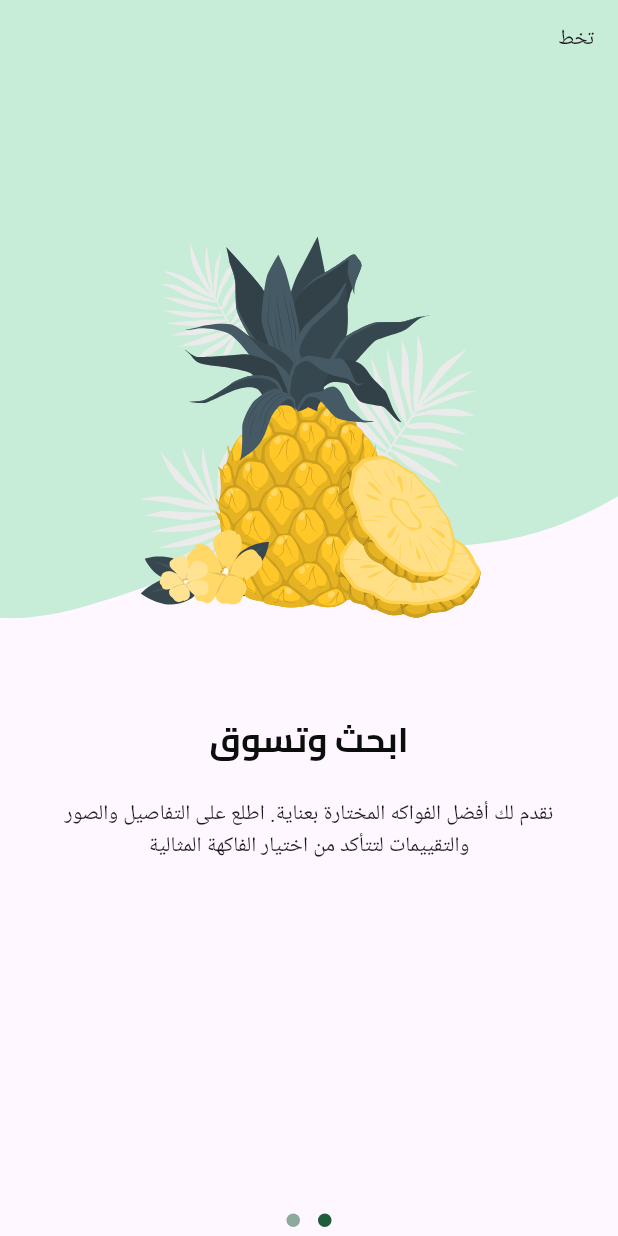
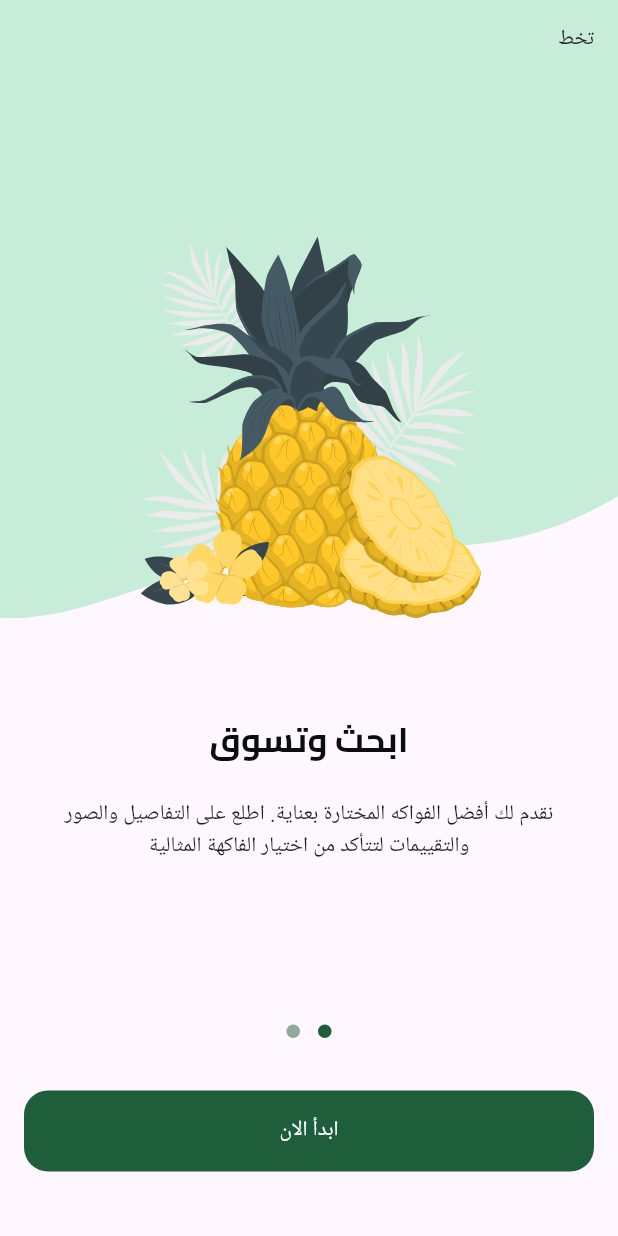
Before and after one commit to mora11111/fruit_app, a Flutter app: the screen it shows after launch, swiped to page 2, on a phone screen of 412 x 824 dp. Run offline on Flutter 3.47's test engine with Material 3 defaults, Android fonts, the phone set to English and light mode, and no system bars; drawn by our look-alikes of dots_indicator; our stand-ins replace flutter_svg.

Commit message:
adding custom button

```diff
--- /dev/null
+++ b/lib/constants.dart
@@ -0,0 +1 @@
+const kHorizontalPadding = 16.0;
--- /dev/null
+++ b/lib/core/widgets/custom_button.dart
@@ -0,0 +1,28 @@
+import 'package:flutter/material.dart';
+import 'package:fruit_app/core/utils/app_color.dart';
+
+class CustomButton extends StatelessWidget {
+  const CustomButton({super.key, required this.onPressed, required this.text});
+
+  final VoidCallback onPressed;
+  final String text;
+
+  @override
+  Widget build(BuildContext context) {
+    return SizedBox(
+      width: double.infinity,
+      height: 54,
+      child: TextButton(
+        style: TextButton.styleFrom(
+          backgroundColor: AppColors.primaryColor,
+          shape: RoundedRectangleBorder(borderRadius: BorderRadius.circular(16)),
+        ),
+        onPressed: onPressed,
+        child: Text(
+          text,
+          style: const TextStyle(color: Colors.white),
+        ),
+      ),
+    );
+  }
+}
--- a/lib/features/on_boarding/presentation/views/widgets/on_boarding_view_body.dart
+++ b/lib/features/on_boarding/presentation/views/widgets/on_boarding_view_body.dart
@@ -1,7 +1,9 @@
 import 'package:dots_indicator/dots_indicator.dart';
 import 'package:flutter/cupertino.dart';
 import 'package:flutter/material.dart';
+import 'package:fruit_app/constants.dart';
 import 'package:fruit_app/core/utils/app_color.dart';
+import 'package:fruit_app/core/widgets/custom_button.dart';
 import 'package:fruit_app/features/on_boarding/presentation/views/widgets/on_boarding_page_view.dart';
 
 class OnBoardingViewBody extends StatelessWidget {
@@ -19,6 +21,12 @@ class OnBoardingViewBody extends StatelessWidget {
             color: AppColors.primaryColor.withOpacity(.5),
           ),
         ),
+        const SizedBox(height: 29,),
+        Padding(
+          padding: const EdgeInsets.symmetric(horizontal: kHorizontalPadding),
+          child: CustomButton(onPressed: () {}, text: 'ابدأ الان'),
+        ),
+        const SizedBox(height: 43,),
       ],
     );
   }
```
